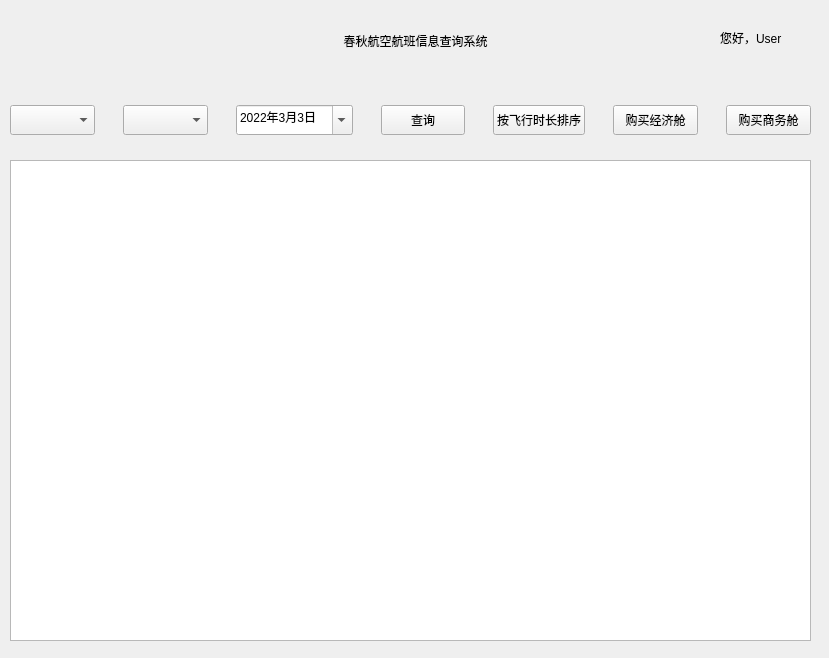
This is pages_user.ui in Mingle226/FlightManagement as Qt 5 draws it before an edit. The edited form follows.
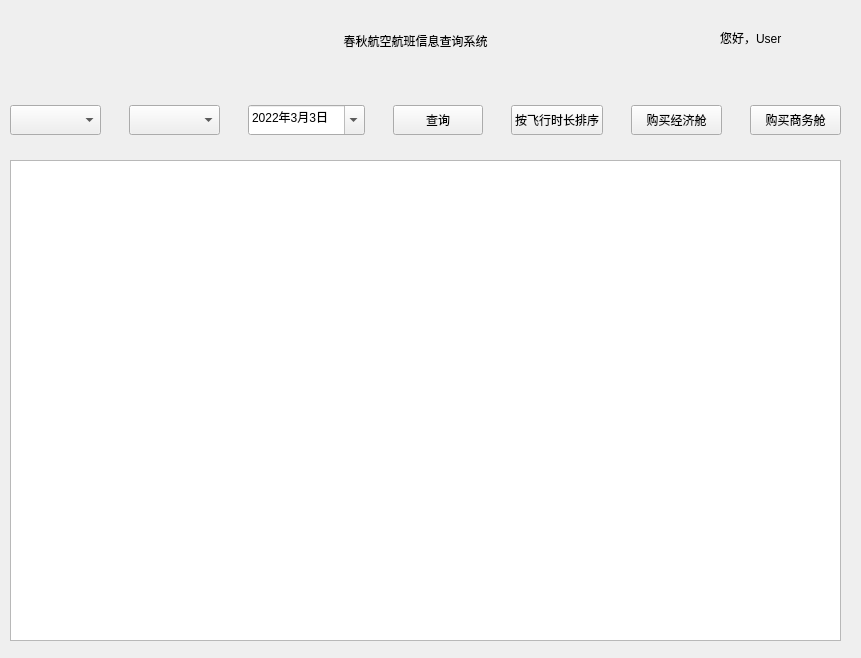
This is the edited form.

```diff
--- a/pages_user.ui
+++ b/pages_user.ui
@@ -6,7 +6,7 @@
    <rect>
     <x>0</x>
     <y>0</y>
-    <width>829</width>
+    <width>861</width>
     <height>658</height>
    </rect>
   </property>
@@ -47,7 +47,7 @@
     <rect>
      <x>10</x>
      <y>160</y>
-     <width>801</width>
+     <width>831</width>
      <height>481</height>
     </rect>
    </property>
@@ -63,7 +63,7 @@
     <rect>
      <x>10</x>
      <y>90</y>
-     <width>801</width>
+     <width>831</width>
      <height>61</height>
     </rect>
    </property>
```
